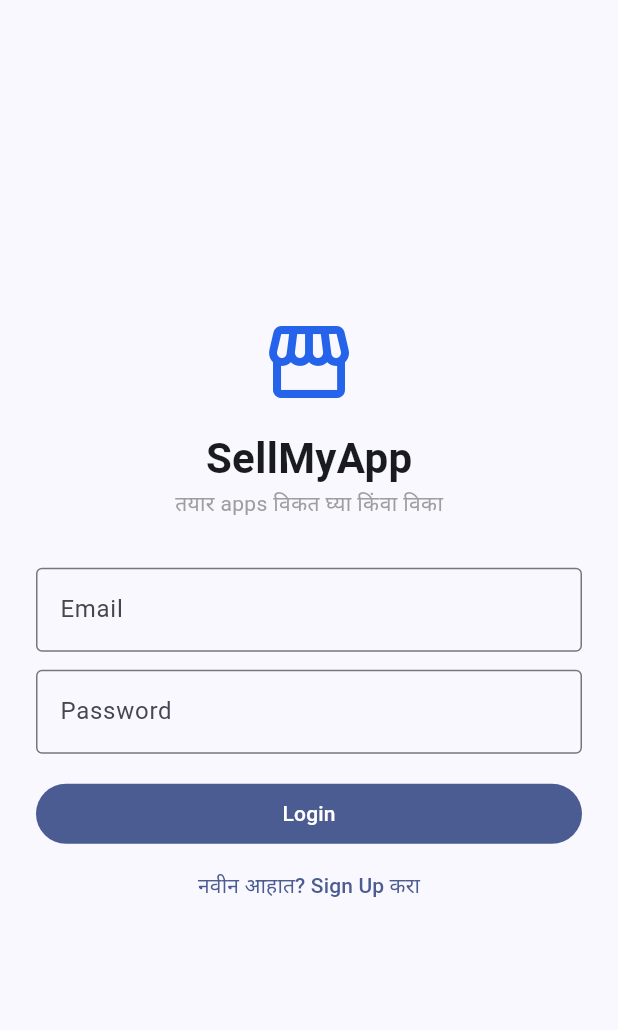
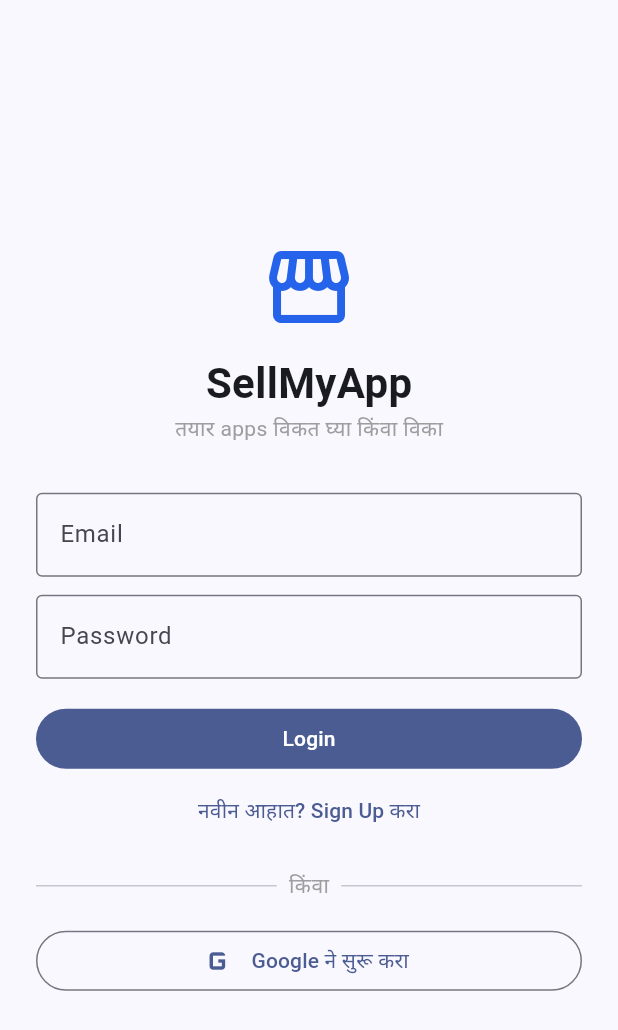
Before and after one commit to AlgoTradingLive/sellmyapp, a Flutter app: the screen it shows after launch, on a phone screen of 412 x 824 dp. Shown: the top 1030 px of the screen. Run offline on Flutter 3.47's test engine with Material 3 defaults, Android fonts, the phone set to English and light mode, and no system bars; our stand-ins replace cloud_firestore, firebase_auth, firebase_core, google_sign_in; accounts and stored records are empty.

Commit message:
Add Google Sign-In support

```diff
--- a/lib/screens/login_screen.dart
+++ b/lib/screens/login_screen.dart
@@ -27,6 +27,21 @@ class _LoginScreenState extends State<LoginScreen> {
       } else {
         await _auth.signIn(_emailController.text.trim(), _passwordController.text.trim());
       }
+    } catch (e) {
+      setState(() => _error = e.toString());
+    } finally {
+      setState(() => _loading = false);
+    }
+  }
+
+  Future<void> _submitGoogle() async {
+    setState(() {
+      _loading = true;
+      _error = null;
+    });
+    try {
+      await _auth.signInWithGoogle();
+      // null result means user cancelled the picker — no error needed
     } catch (e) {
       setState(() => _error = e.toString());
     } finally {
@@ -92,6 +107,27 @@ class _LoginScreenState extends State<LoginScreen> {
                       ? 'आधीच account आहे? Login करा'
                       : 'नवीन आहात? Sign Up करा'),
                 ),
+                const Padding(
+                  padding: EdgeInsets.symmetric(vertical: 16),
+                  child: Row(
+                    children: [
+                      Expanded(child: Divider()),
+                      Padding(
+                        padding: EdgeInsets.symmetric(horizontal: 8),
+                        child: Text('किंवा', style: TextStyle(color: Colors.grey)),
+                      ),
+                      Expanded(child: Divider()),
+                    ],
+                  ),
+                ),
+                SizedBox(
+                  width: double.infinity,
+                  child: OutlinedButton.icon(
+                    onPressed: _loading ? null : _submitGoogle,
+                    icon: const Icon(Icons.g_mobiledata, size: 28),
+                    label: const Text('Google ने सुरू करा'),
+                  ),
+                ),
               ],
             ),
           ),
--- a/pubspec.yaml
+++ b/pubspec.yaml
@@ -16,6 +16,7 @@ dependencies:
   firebase_auth: ^4.15.3
   cloud_firestore: ^4.13.6
   firebase_storage: ^11.5.6
+  google_sign_in: ^6.2.1
 
   # UI / utils
   image_picker: ^1.0.4
```
Also changed, not shown: lib/services/auth_service.dart (+21 -1 lines).
